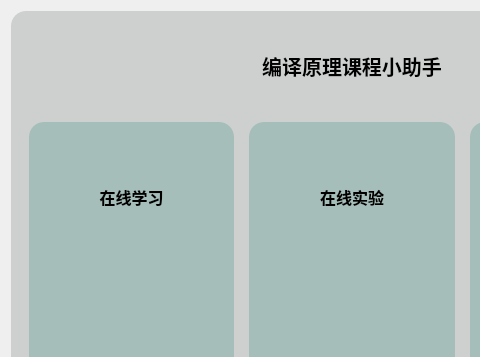
The window that ui/mainpage.ui (azh-1415926/POCAssistant) describes before a commit, drawn with Qt 5; both pictures show x 0 to 480 and y 0 to 357 of the 704 by 516 pixel window.
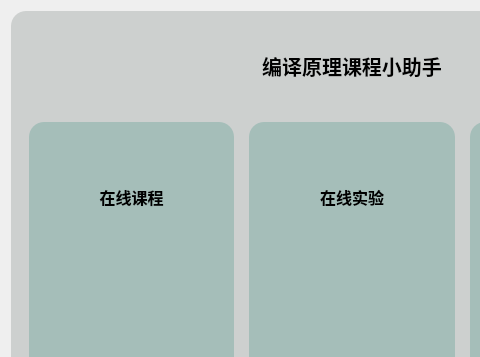
The same window after the commit. Icons and pictures are not drawn. Custom widgets are drawn as their Qt base class.

Commit message: 调整控件文本

```diff
--- a/ui/mainpage.ui
+++ b/ui/mainpage.ui
@@ -137,7 +137,7 @@
                  <bool>false</bool>
                 </property>
                 <property name="text">
-                 <string>&lt;html&gt;&lt;head/&gt;&lt;body&gt;&lt;p&gt;&lt;span style=&quot; font-size:12pt; font-weight:700;&quot;&gt;在线学习&lt;/span&gt;&lt;/p&gt;&lt;/body&gt;&lt;/html&gt;</string>
+                 <string>&lt;html&gt;&lt;head/&gt;&lt;body&gt;&lt;p&gt;&lt;span style=&quot; font-size:12pt; font-weight:700;&quot;&gt;在线课程&lt;/span&gt;&lt;/p&gt;&lt;/body&gt;&lt;/html&gt;</string>
                 </property>
                 <property name="alignment">
                  <set>Qt::AlignmentFlag::AlignCenter</set>
```
The commit also changes 2 other files.
